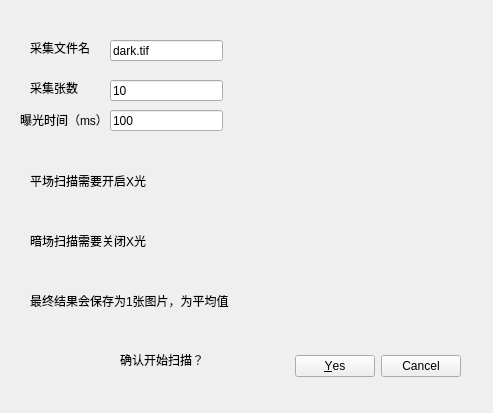
Qt form qt_gui/snap.ui (foodszhang/pyct) before a commit.
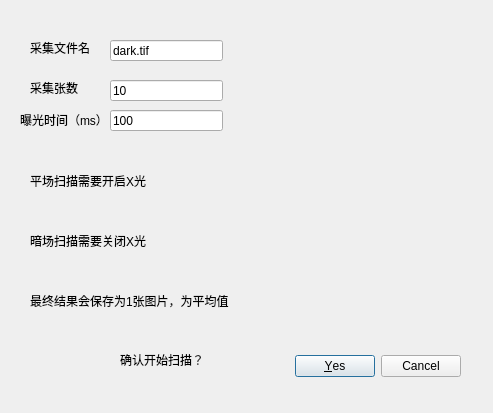
The same form after that commit.

```diff
--- a/qt_gui/snap.ui
+++ b/qt_gui/snap.ui
@@ -1,7 +1,7 @@
 <?xml version="1.0" encoding="UTF-8"?>
 <ui version="4.0">
  <class>Form</class>
- <widget class="QWidget" name="Form">
+ <widget class="QDialog" name="Form">
   <property name="geometry">
    <rect>
     <x>0</x>
```
